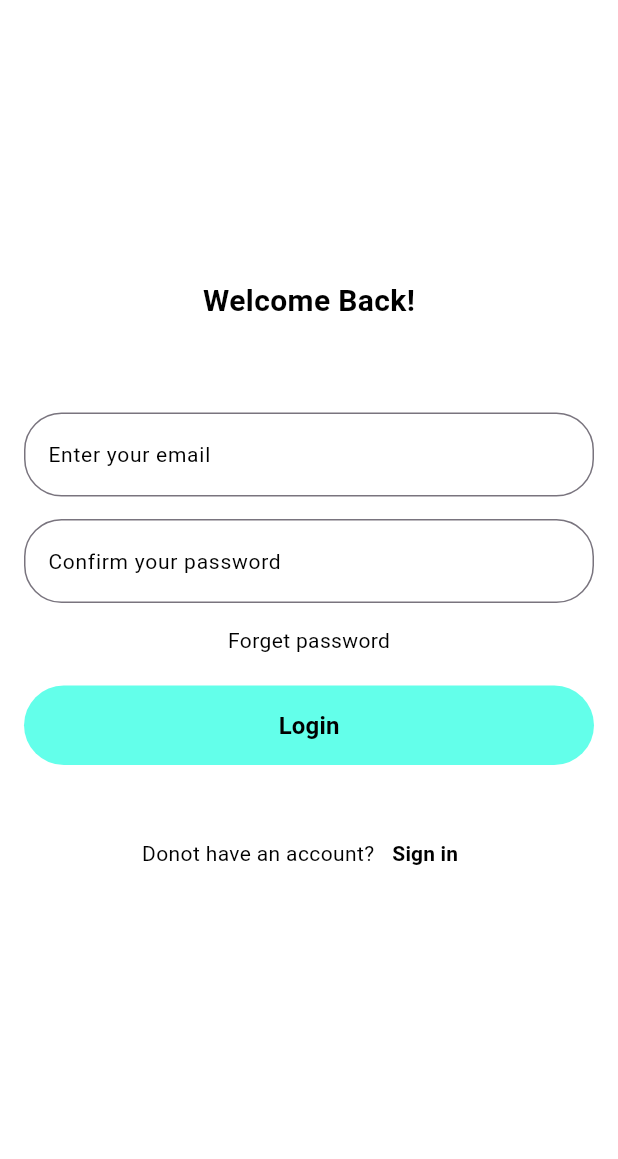
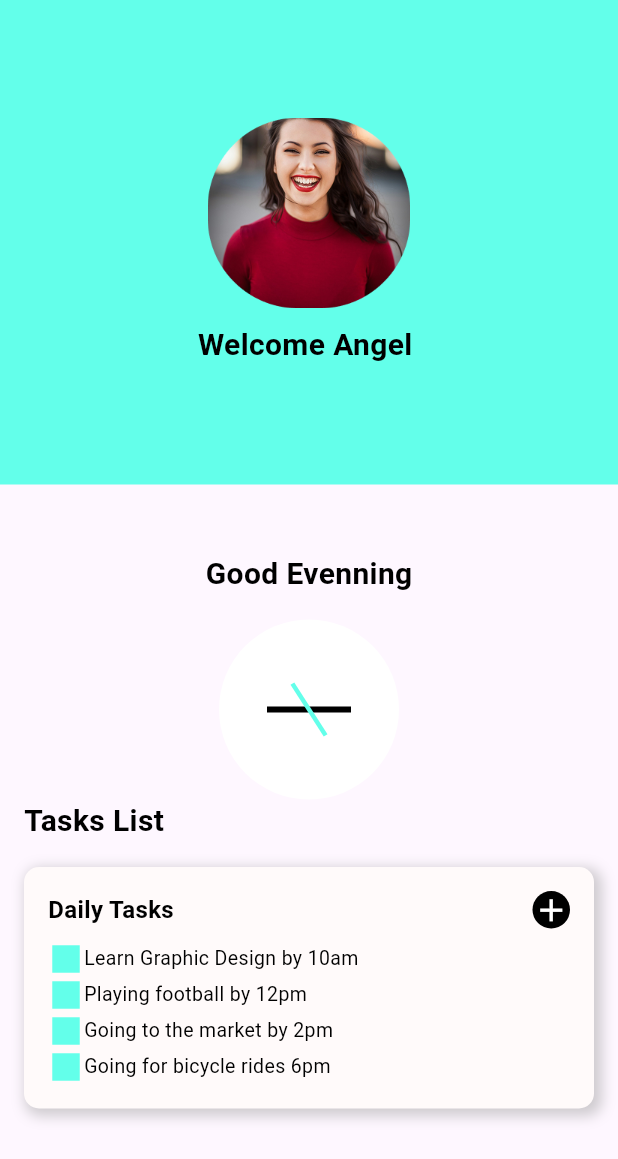
Before and after one commit to hodawahied10/to_do_list, a Flutter app: the registerScreen2 screen opened by its route, after a tap on "Login", on a phone screen of 412 x 824 dp. Shown: the top 1159 px of the screen. Run offline on Flutter 3.47's test engine with Material 3 defaults, Android fonts, the phone set to English and light mode, and no system bars.

Commit message:
+NoteScreen to add todayList

```diff
--- a/lib/main.dart
+++ b/lib/main.dart
@@ -2,6 +2,8 @@ import 'package:flutter/material.dart';
 import 'package:to_do_list/register1.dart';
 import 'package:to_do_list/register2.dart';
 import 'package:to_do_list/splashScreen.dart';
+
+import 'noteScreen.dart';
 
 void main() {
   runApp(const MyApp());
@@ -19,6 +21,7 @@ class MyApp extends StatelessWidget {
         splashScreen.routName:(_)=>splashScreen(),
        registerScreen.routName:(_)=>registerScreen(),
         registerScreen2.routName:(_)=>registerScreen2(),
+        noteScreen.routName:(_)=>noteScreen(),
       },
       initialRoute: splashScreen.routName,
 
--- /dev/null
+++ b/lib/noteScreen.dart
@@ -0,0 +1,189 @@
+import 'package:flutter/material.dart';
+
+class noteScreen extends StatelessWidget {
+  static const String routName = 'noteScreen';
+  @override
+  Widget build(BuildContext context) {
+    return Scaffold(
+      body: SafeArea(
+        child: Column(
+          children: [
+            Container(
+              height: 323,
+              width: double.infinity,
+              color: Color(0xFF63FFEA),
+              child: Column(
+                mainAxisAlignment: MainAxisAlignment.center,
+                children: [
+                  Image.asset(
+                    'assets/images/photo.png',
+                    height: 127,
+                    width: 135,
+                  ),
+                  SizedBox(height: 10),
+                  Text(
+                    'Welcome Angel ',
+                    style: TextStyle(
+                      color: Colors.black,
+                      fontWeight: FontWeight.bold,
+                      fontSize: 20,
+                    ),
+                  ),
+                ],
+              ),
+            ),
+            SizedBox(height: 20),
+            SizedBox(height: 10),
+            Container(
+              alignment: Alignment.center,
+              height: 60,
+              width: double.infinity,
+              child: Text(
+                'Good Evenning',
+                style: TextStyle(
+                  color: Colors.black,
+                  fontWeight: FontWeight.bold,
+                  fontSize: 20,
+                ),
+              ),
+            ),
+            Container(
+              width: 120,
+              height: 120,
+              decoration: BoxDecoration(
+                color: Colors.white,
+                shape: BoxShape.circle,
+              ),
+              child: Stack(
+                alignment: Alignment.center,
+                children: [
+                  Container(height: 4, width: 56, color: Colors.black),
+                  Transform.rotate(
+                    angle: 1,
+                    child: Container(
+                      height: 3,
+                      width: 41,
+                      color: Color(0xFF63FFEA),
+                    ),
+                  ),
+                ],
+              ),
+            ),
+            Container(
+              width: double.infinity,
+              child: Padding(
+                padding: const EdgeInsets.symmetric(horizontal: 16),
+                child: Text(
+                  "Tasks List",
+                  style: TextStyle(
+                    color: Colors.black,
+                    fontSize: 20,
+                    fontWeight: FontWeight.bold,
+                  ),
+                ),
+              ),
+            ),
+            SizedBox(height: 8,),
+           Container(
+             width: double.infinity,
+             padding: EdgeInsets.all(16),
+             margin: EdgeInsets.symmetric(horizontal: 16, vertical: 8),
+             decoration: BoxDecoration(
+               color:   Color(0xFFFFFAFA),
+               borderRadius: BorderRadius.circular(10),
+               boxShadow: [
+                 BoxShadow(
+                   color: Colors.grey.withOpacity(.5),
+                   spreadRadius: 2,
+                   blurRadius: 7,
+                   offset: Offset(3, 3),
+                 )
+               ]
+             ),
+             child: Column(
+               crossAxisAlignment: CrossAxisAlignment.start,
+               children: [
+                 Row(
+                   mainAxisAlignment: MainAxisAlignment.spaceBetween,
+                   children: [
+                     Text('Daily Tasks',
+                       style: TextStyle(
+                         color: Colors.black,
+                         fontSize: 16,
+                         fontWeight: FontWeight.bold
+                       ),
+                     ),
+                     Container(
+                       decoration: BoxDecoration(
+                         borderRadius: BorderRadius.circular(20),
+                         color: Colors.black
+                       ),
+                       child: Icon(Icons.add,
+                         size: 25,
+                         color:Colors.white ,
+                       ),
+                     ),
+                   ],
+                 ),
+                 SizedBox(height: 8),
+                 Row(
+                   children: [
+                     Icon(Icons.square,
+                       color:Color(0xFF63FFEA) ,
+                     ),
+                     Text('Learn Graphic Design by 10am',
+                       style: TextStyle(
+                         color: Colors.black,
+                         fontSize: 13,
+                       ),
+                     ),
+                   ],
+                 ),
+                 Row(
+                   children: [
+                     Icon(Icons.square,
+                       color:Color(0xFF63FFEA) ,
+                     ),
+                     Text('Playing football by 12pm',
+                       style: TextStyle(
+                         color: Colors.black,
+                         fontSize: 13,
+                       ),
+                     ),
+                   ],
+                 ),
+                 Row(
+                   children: [
+                     Icon(Icons.square,
+                       color:Color(0xFF63FFEA) ,
+                     ),
+                     Text('Going to the market by 2pm',
+                       style: TextStyle(
+                         color: Colors.black,
+                         fontSize: 13,
+                       ),
+                     ),
+                   ],
+                 ),
+                 Row(
+                   children: [
+                     Icon(Icons.square,
+                       color:Color(0xFF63FFEA) ,
+                     ),
+                     Text('Going for bicycle rides 6pm',
+                       style: TextStyle(
+                         color: Colors.black,
+                         fontSize: 13,
+                       ),
+                     ),
+                   ],
+                 ),
+               ],
+             ),
+           ),
+          ],
+        ),
+      ),
+    );
+  }
+}
--- a/lib/register2.dart
+++ b/lib/register2.dart
@@ -1,5 +1,7 @@
 
 import 'package:flutter/material.dart';
+
+import 'noteScreen.dart';
 
 class registerScreen2 extends StatelessWidget{
   static const String routName = 'registerScreen2';
@@ -68,7 +70,7 @@ class registerScreen2 extends StatelessWidget{
                     padding: const EdgeInsets.only(bottom:35),
                     child: ElevatedButton(
                       onPressed: () {
-                       // Navigator.pushNamed(context,registerScreen.routName);
+                       Navigator.pushNamed(context,noteScreen.routName);
                       },
                       style: ElevatedButton.styleFrom(
                         padding: EdgeInsets.zero,
```
Also changed, not shown: assets/images/photo.png (added).
